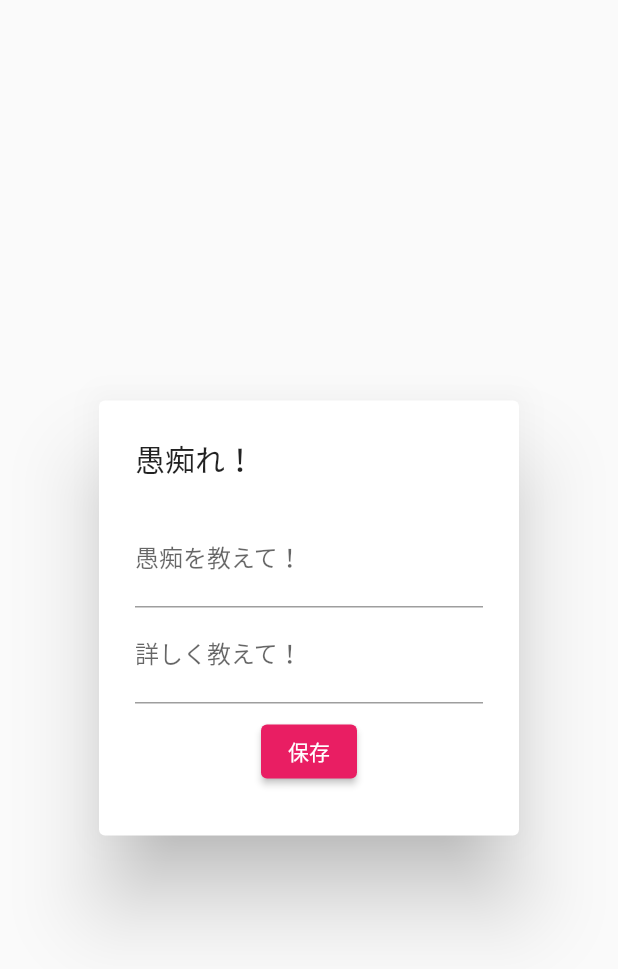
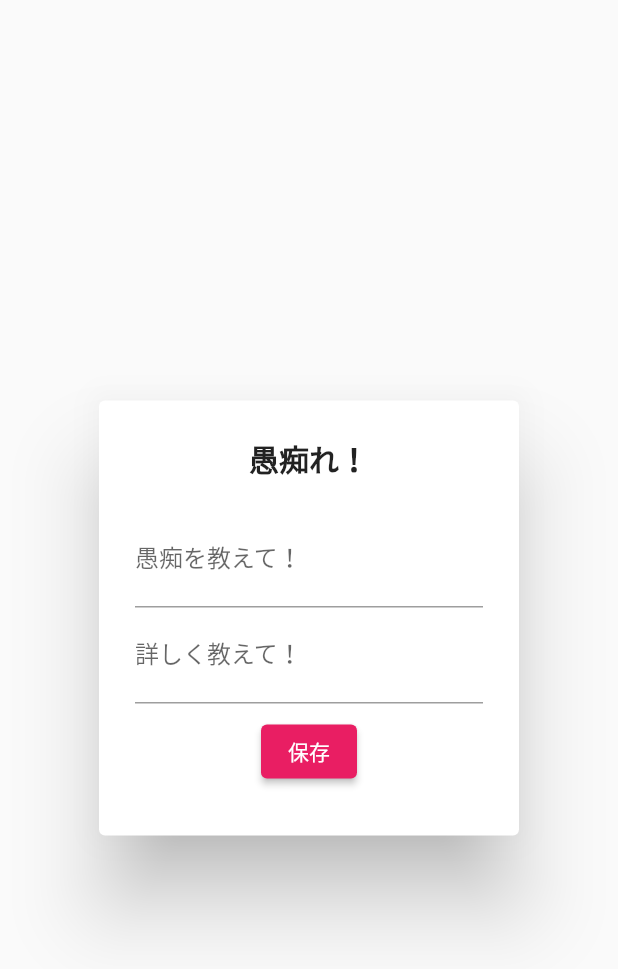
Before and after one commit to kenken513/Guchi_Memo, a Flutter app: the GuchiDialog widget shown alone on an empty page, opened directly, on a phone screen of 412 x 824 dp. Shown: the top 969 px of the screen. Run offline on Flutter 3.47's test engine with Material 2 defaults, Android fonts, the phone set to English and light mode, and no system bars; our stand-ins replace audioplayers, firebase_analytics, firebase_core, flutter_riverpod, freezed_annotation, local_auth and 4 more; accounts and stored records are empty.

Commit message:
fix: タイトルのフォントウェイトと位置を変更

```diff
--- a/lib/view/widgets/guchi_dialog.dart
+++ b/lib/view/widgets/guchi_dialog.dart
@@ -1,4 +1,5 @@
 import 'package:flutter/material.dart';
+import 'package:flutter/widgets.dart';
 import 'package:flutter_guchi_memo/controllers/guchi_controller.dart';
 import 'package:flutter_guchi_memo/controllers/modal_controller.dart';
 import 'package:flutter_riverpod/flutter_riverpod.dart';
@@ -13,7 +14,11 @@ class GuchiDialog extends ConsumerWidget {
     final modalController = watch(modalProvider.notifier);
 
     return AlertDialog(
-      title: const Text('愚痴れ！'),
+      title: const Center(
+          child: Text(
+        '愚痴れ！',
+        style: TextStyle(fontWeight: FontWeight.bold),
+      )),
       content: Column(
         mainAxisSize: MainAxisSize.min,
         children: <Widget>[
```
